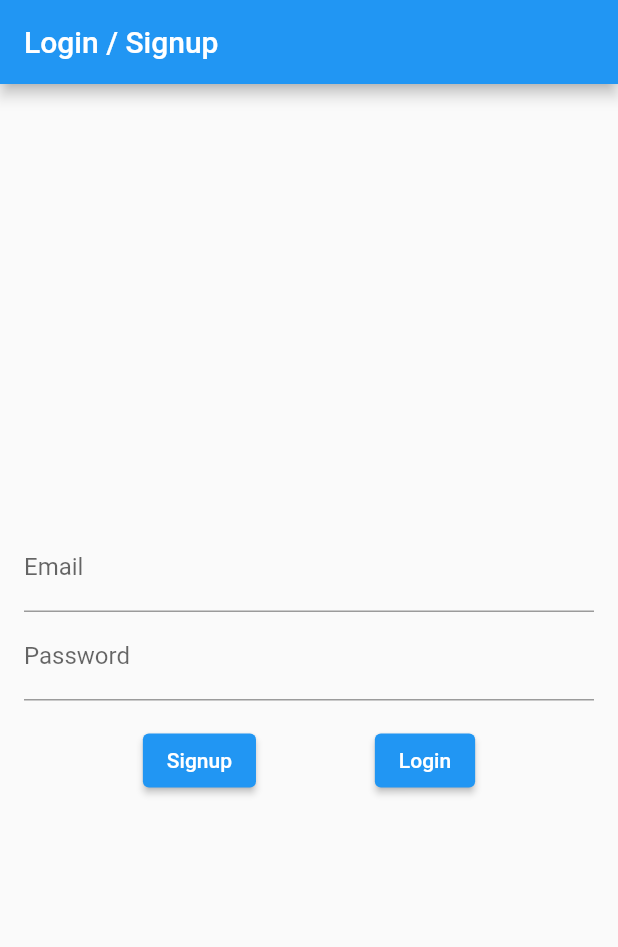
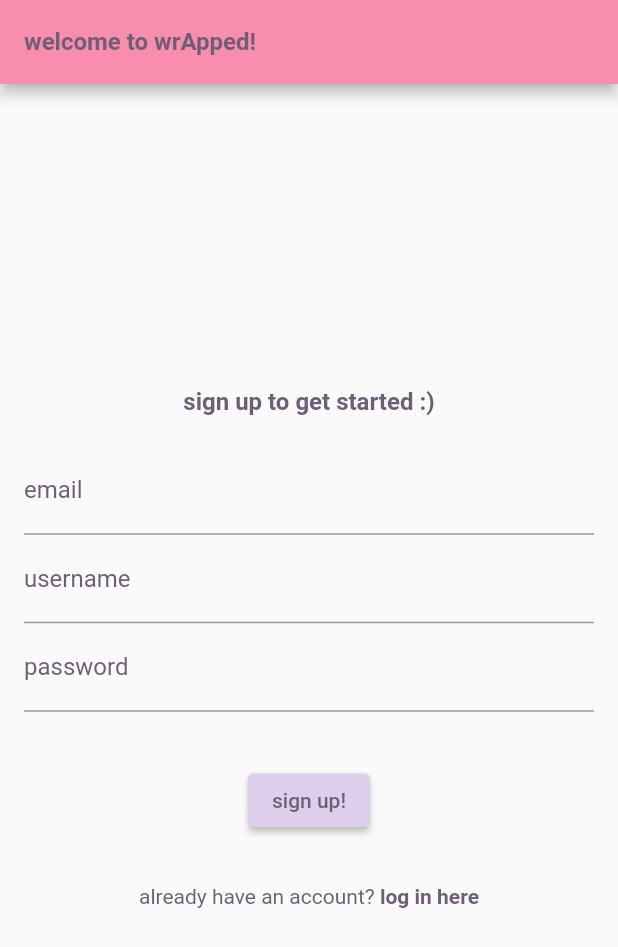
Before and after one commit to Zami-Lee/wrApped, a Flutter app: the screen it shows after launch, on a phone screen of 412 x 824 dp. Shown: the top 947 px of the screen. Run offline on Flutter 3.47's test engine with Material 2 defaults, Android fonts, the light colour scheme and no system bars; our stand-ins replace cloud_firestore, firebase_auth, firebase_core, fl_chart, table_calendar; accounts and stored records are empty.

Commit message:
add auth login and signup pages

```diff
--- a/lib/auth_page.dart
+++ /dev/null
@@ -1,82 +0,0 @@
-import 'package:flutter/material.dart';
-import 'package:firebase_auth/firebase_auth.dart';
-
-class AuthPage extends StatefulWidget {
-  const AuthPage({Key? key}) : super(key: key);
-
-  @override
-  _AuthPageState createState() => _AuthPageState();
-}
-
-class _AuthPageState extends State<AuthPage> {
-  final FirebaseAuth _auth = FirebaseAuth.instance;
-  final TextEditingController _emailController = TextEditingController();
-  final TextEditingController _passwordController = TextEditingController();
-
-  Future<void> _signup() async {
-    try {
-      final UserCredential userCredential = await _auth.createUserWithEmailAndPassword(
-        email: _emailController.text,
-        password: _passwordController.text,
-      );
-      // Handle successful signup
-      print('Signup successful. User: ${userCredential.user!.email}');
-    } catch (e) {
-      print('Signup failed: $e');
-    }
-  }
-
-  Future<void> _login() async {
-    try {
-      final UserCredential userCredential = await _auth.signInWithEmailAndPassword(
-        email: _emailController.text,
-        password: _passwordController.text,
-      );
-      // Handle successful login
-      print('Login successful. User: ${userCredential.user!.email}');
-    } catch (e) {
-      // Handle login error
-      print('Login failed: $e');
-    }
-  }
-
-  @override
-  Widget build(BuildContext context) {
-    return Scaffold(
-      appBar: AppBar(
-        title: const Text('Login / Signup'),
-      ),
-      body: Padding(
-        padding: const EdgeInsets.all(16.0),
-        child: Column(
-          mainAxisAlignment: MainAxisAlignment.center,
-          children: [
-            TextField(
-              controller: _emailController,
-              decoration: const InputDecoration(labelText: 'Email'),
-            ),
-            TextField(
-              controller: _passwordController,
-              decoration: const InputDecoration(labelText: 'Password'),
-              obscureText: true,
-            ),
-            const SizedBox(height: 16.0),
-            Row(
-              mainAxisAlignment: MainAxisAlignment.spaceEvenly,
-              children: [
-                ElevatedButton(
-                  onPressed: _signup,
-                  child: const Text('Signup'),
-                ),
-                ElevatedButton(
-                  onPressed: _login,
-                  child: const Text('Login'),
-                ),
-              ],
-            ),
-          ],
-        ),
-      ),
-    );
-  }
-}
--- /dev/null
+++ b/lib/authentication_page/sign_up_page.dart
@@ -0,0 +1,107 @@
+import 'package:cloud_firestore/cloud_firestore.dart';
+import 'package:flutter/material.dart';
+import 'package:firebase_auth/firebase_auth.dart';
+import 'package:food_app2/authentication_page/log_in_page.dart';
+import 'package:food_app2/main.dart';
+
+class SignUpPage extends StatefulWidget {
+  const SignUpPage({Key? key}) : super(key: key);
+
+  @override
+  _SignUpPageState createState() => _SignUpPageState();
+}
+
+class _SignUpPageState extends State<SignUpPage> {
+  final FirebaseAuth _auth = FirebaseAuth.instance;
+  final TextEditingController _emailController = TextEditingController();
+  final TextEditingController _passwordController = TextEditingController();
+  final TextEditingController _usernameController = TextEditingController();
+  String _errorMessage = '';
+
+  Future<void> _signup() async {
+    try {
+      final UserCredential userCredential = await _auth.createUserWithEmailAndPassword(
+        email: _emailController.text,
+        password: _passwordController.text,
+      );
+      final User? user = userCredential.user;
+      if (user != null) {
+        // Get the username from a text field or any other input method
+        final String username = _usernameController.text;
+        // Store user details in Firestore
+        await FirebaseFirestore.instance.collection('users').doc(user.uid).set({
+          'email': user.email,
+          'username': username,
+        });
+        print('Signup successful. User: ${user.email}, Username: $username');
+      } else {
+        print('User creation failed');
+      }
+    } catch (e) {
+      // print('Signup failed: $e');
+      setState(() {
+        _errorMessage = 'Signup failed: $e';
+      });
+    }
+  }
+
+  @override
+  Widget build(BuildContext context) {
+    return Scaffold(
+      appBar: AppBar(
+        title: Text('welcome to wrApped!', style: TextStyle(color: appBarTextColour, fontSize: 16, fontWeight: FontWeight.bold)),
+        backgroundColor: appBarColour,
+      ),
+      body: Padding(
+        padding: const EdgeInsets.all(16.0),
+        child: Column(
+          mainAxisAlignment: MainAxisAlignment.center,
+          children: [
+            Text("sign up to get started :)", style: TextStyle(color: mainTextColour,fontSize: 16.0, fontWeight: FontWeight.bold)),
+            const SizedBox(height: 20),
+            TextField(
+              controller: _emailController,
+              decoration: InputDecoration(labelText: 'email', labelStyle: TextStyle(color: mainTextColour)),
+            ),
+            TextField(
+              controller: _usernameController,
+              decoration: InputDecoration(labelText: 'username', labelStyle: TextStyle(color: mainTextColour)),
+            ),
+            TextField(
+              controller: _passwordController,
+              decoration: InputDecoration(labelText: 'password',labelStyle: TextStyle(color: mainTextColour)),
+              obscureText: true,
+            ),
+            const SizedBox(height: 16.0),
+            Text(_errorMessage, style: const TextStyle(color: Colors.red,fontSize: 16.0)),
+            ElevatedButton(
+              onPressed: _signup,
+              style: ButtonStyle(
+                            backgroundColor: MaterialStateProperty.all<Color>(boxColourLight),
+                          ),
+              child: Text('sign up!', style: TextStyle(color: mainTextColour)),
+            ),
+            const SizedBox(height: 16.0),
+            TextButton(
+              onPressed: () {
+                Navigator.push(
+                  context,
+                  MaterialPageRoute(builder: (context) => const LogInPage()),
+                );
+              },
+              child: RichText(
+                text: TextSpan(
+                  style: TextStyle(color: mainTextColour, fontWeight: FontWeight.w400),
+                  children: const [
+                    TextSpan(text: 'already have an account? '),
+                    TextSpan(text: 'log in here', style: TextStyle(fontWeight: FontWeight.bold)),
+                  ],
+                ),
+              ),
+            )
+          ],
+        ),
+      ),
+    );
+  }
+}
--- a/lib/home_page/custom_widgets/calendar_widget.dart
+++ b/lib/home_page/custom_widgets/calendar_widget.dart
@@ -1,4 +1,5 @@
 import 'package:flutter/material.dart';
+import 'package:food_app2/main.dart';
 import 'package:table_calendar/table_calendar.dart';
 import 'package:intl/intl.dart';
 
--- a/lib/home_page/custom_widgets/category_monthly_widget.dart
+++ b/lib/home_page/custom_widgets/category_monthly_widget.dart
@@ -2,6 +2,8 @@
 import 'package:fl_chart/fl_chart.dart';
 import 'package:food_app2/home_page/custom_widgets/category.dart';
 import 'package:food_app2/home_page/home_page.dart';
+
+import '../../main.dart';
 
 class MonthlySpendCategoriesWidget extends StatefulWidget {
   const MonthlySpendCategoriesWidget({required Key key}) : super(key: key);
--- a/lib/home_page/custom_widgets/monthly_spend_widget.dart
+++ b/lib/home_page/custom_widgets/monthly_spend_widget.dart
@@ -1,6 +1,6 @@
 import 'package:flutter/material.dart';
+import 'package:food_app2/main.dart';
 import '../home_page.dart';
-
 
 class MonthlySpendWidget extends StatefulWidget {
   const MonthlySpendWidget({super.key});
--- a/lib/home_page/custom_widgets/most_exp_meal_widget.dart
+++ b/lib/home_page/custom_widgets/most_exp_meal_widget.dart
@@ -1,5 +1,6 @@
 import 'package:flutter/material.dart';
 import 'package:food_app2/home_page/home_page.dart';
+import 'package:food_app2/main.dart';
 
 class MostExpMealsWidget extends StatefulWidget {
   const MostExpMealsWidget({super.key});
--- a/lib/home_page/home_page.dart
+++ b/lib/home_page/home_page.dart
@@ -5,11 +5,7 @@
 import 'package:food_app2/home_page/custom_widgets/monthly_spend_widget.dart';
 import 'package:food_app2/home_page/custom_widgets/most_exp_meal_widget.dart';
 import 'package:food_app2/home_page/custom_widgets/selectable_widget.dart';
-
-Color mainTextColour =  const Color(0xFF6F5E76);
-Color boxColour = const Color(0xFFCEB5E7);
-Color boxColourLight = const Color.fromARGB(255, 221, 207, 235);
-Color box2Colour = const Color(0xFFF9E9EC);
+import 'package:food_app2/main.dart';
 
 double customWidgetWidth = 500;
 double customWidgetPaddingLeft = 40.0;
--- a/lib/main.dart
+++ b/lib/main.dart
@@ -1,9 +1,9 @@
 import 'package:flutter/material.dart';
 import 'package:firebase_core/firebase_core.dart';
 import 'package:firebase_auth/firebase_auth.dart';
+import 'package:food_app2/authentication_page/sign_up_page.dart';
 import 'firebase_options.dart';
 
-import 'auth_page.dart';
 import 'explore_page/explore_page.dart';
 import 'home_page/home_page.dart';
 import 'photo_page/photo_page.dart';
@@ -19,6 +19,11 @@
 Color appBarColour = const Color(0xFFF88DAD);
 Color appBarTextColour = const Color(0xFF6F5E76);
 
+Color mainTextColour =  const Color(0xFF6F5E76);
+Color boxColour = const Color(0xFFCEB5E7);
+Color boxColourLight = const Color.fromARGB(255, 221, 207, 235);
+Color box2Colour = const Color(0xFFF9E9EC);
+
 class FoodSocialMediaApp extends StatefulWidget {
   @override
   _FoodSocialMediaAppState createState() => _FoodSocialMediaAppState();
@@ -27,7 +32,6 @@
 class _FoodSocialMediaAppState extends State<FoodSocialMediaApp> {
   int currentIndex = 0;
   final List<Widget> screens = [
-    const AuthPage(),
     const HomePage(), // Initially set to AuthPage
     ExplorePage(),
     PhotoSharingPage(),
@@ -82,7 +86,7 @@
             );
           } else {
             // User is not authenticated, show the authentication page
-            return const AuthPage();
+            return const SignUpPage();
           }
         },
       ),
```
Also changed, not shown: lib/authentication_page/log_in_page.dart (added, +88 -0 lines).
